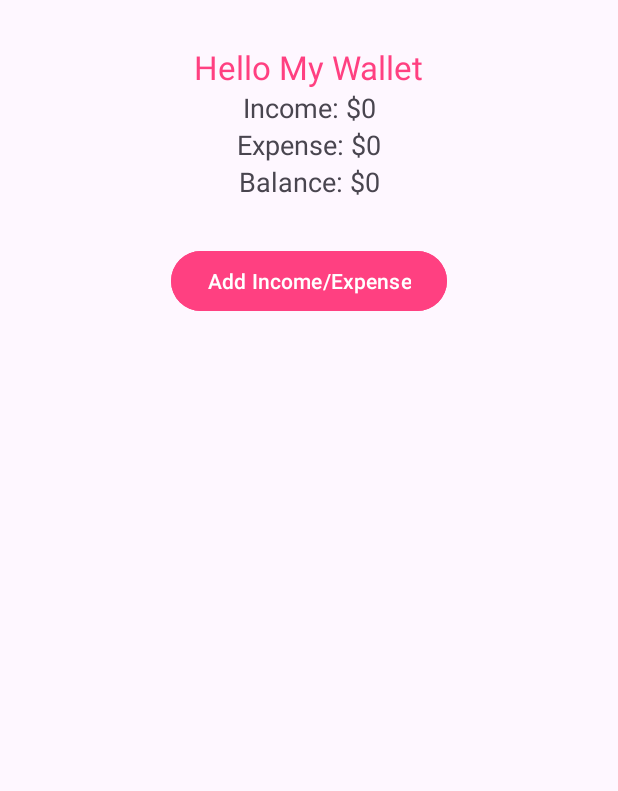
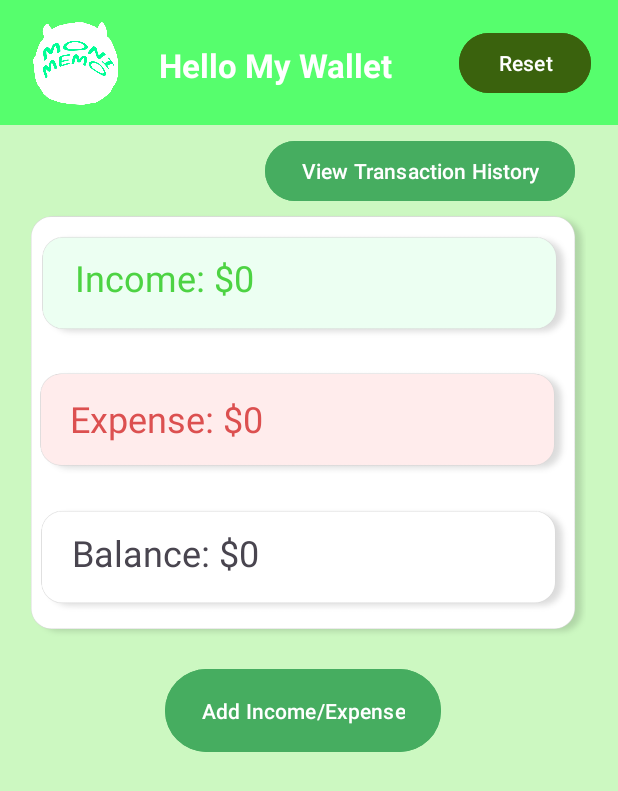
Before and after one commit to Pongpaii/Tni_androidstudio_Final, an Android app: the HomeActivity screen opened directly, with no data from a screen before it, on a phone screen of 412 x 824 dp. Shown: the top 791 px of the screen. Run offline under Robolectric (Android 15) with nearby library versions, the phone set to English and light mode, and no system bars.

```diff
--- a/app/src/main/java/com/example/finalv1/HomeActivity.java
+++ b/app/src/main/java/com/example/finalv1/HomeActivity.java
@@ -10,12 +10,10 @@ import android.widget.TextView;
 
 import androidx.appcompat.app.AppCompatActivity;
 
-import com.example.finalv1.AddTransactionActivity;
-
 public class HomeActivity extends AppCompatActivity {
 
     TextView tvWalletName, tvIncome, tvExpense, tvBalance;
-    Button btnAddTransaction;
+    Button btnAddTransaction, btnReset; // Add btnReset here
     SharedPreferences sharedPreferences;
 
     @Override
@@ -28,6 +26,7 @@ public class HomeActivity extends AppCompatActivity {
         tvExpense = findViewById(R.id.tvExpense);
         tvBalance = findViewById(R.id.tvBalance);
         btnAddTransaction = findViewById(R.id.btnAddTransaction);
+        btnReset = findViewById(R.id.btnReset); // Initialize btnReset
 
         sharedPreferences = getSharedPreferences("WalletApp", MODE_PRIVATE);
         String walletName = sharedPreferences.getString("wallet_name", "My Wallet");
@@ -41,6 +40,14 @@ public class HomeActivity extends AppCompatActivity {
             public void onClick(View v) {
                 Intent intent = new Intent(HomeActivity.this, AddTransactionActivity.class);
                 startActivity(intent);
+            }
+        });
+
+        // Set up the Reset button click listener
+        btnReset.setOnClickListener(new View.OnClickListener() {
+            @Override
+            public void onClick(View v) {
+                resetIncomeAndExpense();
             }
         });
     }
@@ -59,4 +66,13 @@ public class HomeActivity extends AppCompatActivity {
         tvExpense.setText("Expense: $" + expense);
         tvBalance.setText("Balance: $" + (income - expense));
     }
+
+    // Method to reset income and expense values
+    private void resetIncomeAndExpense() {
+        SharedPreferences.Editor editor = sharedPreferences.edit();
+        editor.putInt("income", 0); // Reset income
+        editor.putInt("expense", 0); // Reset expense
+        editor.apply(); // Apply changes
+        updateIncomeAndExpense(); // Update the displayed values
+    }
 }
--- a/app/src/main/res/layout/activity_home.xml
+++ b/app/src/main/res/layout/activity_home.xml
@@ -1,61 +1,126 @@
 <?xml version="1.0" encoding="utf-8"?>
-<androidx.constraintlayout.widget.ConstraintLayout xmlns:android="http://schemas.android.com/apk/res/android"
+<AbsoluteLayout xmlns:android="http://schemas.android.com/apk/res/android"
     xmlns:app="http://schemas.android.com/apk/res-auto"
-    xmlns:tools="http://schemas.android.com/tools"
     android:layout_width="match_parent"
     android:layout_height="match_parent"
-    tools:context=".HomeActivity">
+    android:layout_x="0dp"
+    android:layout_y="0dp"
+    android:background="#CCF8C1">
+
+    <ImageView
+        android:id="@+id/imageView9"
+        android:layout_width="wrap_content"
+        android:layout_height="291dp"
+        android:layout_x="-4dp"
+        android:layout_y="137dp"
+        app:srcCompat="@drawable/newbox" />
+
+    <ImageView
+        android:id="@+id/imageView2"
+        android:layout_width="wrap_content"
+        android:layout_height="wrap_content"
+        android:layout_x="1dp"
+        android:layout_y="68dp"
+        app:srcCompat="@drawable/green" />
+
+    <ImageView
+        android:id="@+id/imageView5"
+        android:layout_width="wrap_content"
+        android:layout_height="wrap_content"
+        android:layout_x="-1dp"
+        android:layout_y="164dp"
+        app:srcCompat="@drawable/red" />
+
+    <ImageView
+        android:id="@+id/imageView6"
+        android:layout_width="wrap_content"
+        android:layout_height="wrap_content"
+        android:layout_x="0dp"
+        android:layout_y="241dp"
+        app:srcCompat="@drawable/white" />
+
+    <View
+        android:id="@+id/view2"
+        android:layout_width="538dp"
+        android:layout_height="83dp"
+        android:layout_x="0dp"
+        android:layout_y="0dp"
+        android:background="#FFFFFF"
+        android:backgroundTint="#56FE6D" />
+
+    <TextView
+        android:id="@+id/tvIncome"
+        android:layout_width="wrap_content"
+        android:layout_height="wrap_content"
+        android:layout_x="50dp"
+        android:layout_y="169dp"
+        android:text="Income: $0"
+        android:textColor="#4DD343"
+        android:textSize="24sp" />
+
+    <TextView
+        android:id="@+id/tvExpense"
+        android:layout_width="wrap_content"
+        android:layout_height="wrap_content"
+        android:layout_x="47dp"
+        android:layout_y="263dp"
+        android:text="Expense: $0"
+        android:textColor="#DC5050"
+        android:textSize="24sp" />
+
+    <Button
+        android:id="@+id/btnViewHistory"
+        android:layout_width="wrap_content"
+        android:layout_height="wrap_content"
+        android:layout_x="177dp"
+        android:layout_y="90dp"
+        android:backgroundTint="#46AD60"
+        android:text="View Transaction History" />
+
+    <TextView
+        android:id="@+id/tvBalance"
+        android:layout_width="wrap_content"
+        android:layout_height="wrap_content"
+        android:layout_x="48dp"
+        android:layout_y="352dp"
+        android:text="Balance: $0"
+        android:textSize="24sp" />
 
     <TextView
         android:id="@+id/tvWalletName"
         android:layout_width="wrap_content"
         android:layout_height="wrap_content"
+        android:layout_x="106dp"
+        android:layout_y="29dp"
         android:text="Hello Wallet"
+        android:textColor="#FFFFFF"
         android:textSize="22sp"
-        android:textColor="#FF4081"
-        app:layout_constraintEnd_toEndOf="parent"
-        app:layout_constraintStart_toStartOf="parent"
-        android:layout_marginTop="30dp"
-        app:layout_constraintTop_toTopOf="parent" />
+        android:textStyle="bold" />
 
-    <TextView
-        android:id="@+id/tvIncome"
+    <Button
+        android:id="@+id/btnReset"
         android:layout_width="wrap_content"
         android:layout_height="wrap_content"
-        android:text="Income: $0"
-        android:textSize="18sp"
-        app:layout_constraintEnd_toEndOf="parent"
-        app:layout_constraintStart_toStartOf="parent"
-        app:layout_constraintTop_toBottomOf="@+id/tvWalletName" />
-
-    <TextView
-        android:id="@+id/tvExpense"
-        android:layout_width="wrap_content"
-        android:layout_height="wrap_content"
-        android:text="Expense: $0"
-        android:textSize="18sp"
-        app:layout_constraintEnd_toEndOf="parent"
-        app:layout_constraintStart_toStartOf="parent"
-        app:layout_constraintTop_toBottomOf="@+id/tvIncome" />
-
-    <TextView
-        android:id="@+id/tvBalance"
-        android:layout_width="wrap_content"
-        android:layout_height="wrap_content"
-        android:text="Balance: $0"
-        android:textSize="18sp"
-        app:layout_constraintEnd_toEndOf="parent"
-        app:layout_constraintStart_toStartOf="parent"
-        app:layout_constraintTop_toBottomOf="@+id/tvExpense" />
+        android:layout_x="306dp"
+        android:layout_y="18dp"
+        android:backgroundTint="#3A620D"
+        android:text="Reset" />
 
     <Button
         android:id="@+id/btnAddTransaction"
         android:layout_width="wrap_content"
-        android:layout_height="wrap_content"
-        android:text="Add Income/Expense"
-        android:backgroundTint="#FF4081"
-        app:layout_constraintEnd_toEndOf="parent"
-        app:layout_constraintStart_toStartOf="parent"
-        app:layout_constraintTop_toBottomOf="@+id/tvBalance"
-        android:layout_marginTop="30dp"/>
-</androidx.constraintlayout.widget.ConstraintLayout>
+        android:layout_height="63dp"
+        android:layout_x="110dp"
+        android:layout_y="442dp"
+        android:backgroundTint="#46AD60"
+        android:text="Add Income/Expense" />
+
+    <ImageView
+        android:id="@+id/imageView3"
+        android:layout_width="65dp"
+        android:layout_height="63dp"
+        android:layout_x="18dp"
+        android:layout_y="9dp"
+        android:src="@drawable/logomoni1" />
+
+</AbsoluteLayout>
```
Also changed, not shown: app/src/main/res/layout/activity_login_wallet.xml (+44 -22 lines), app/src/main/res/drawable/bigbox.png (added), app/src/main/res/drawable/boxlogin.png (added), app/src/main/res/drawable/green.png (added), app/src/main/res/drawable/logomoni1.png (added), app/src/main/res/drawable/newbox.png (added), app/src/main/res/drawable/red.png (added), app/src/main/res/drawable/white.png (added).
